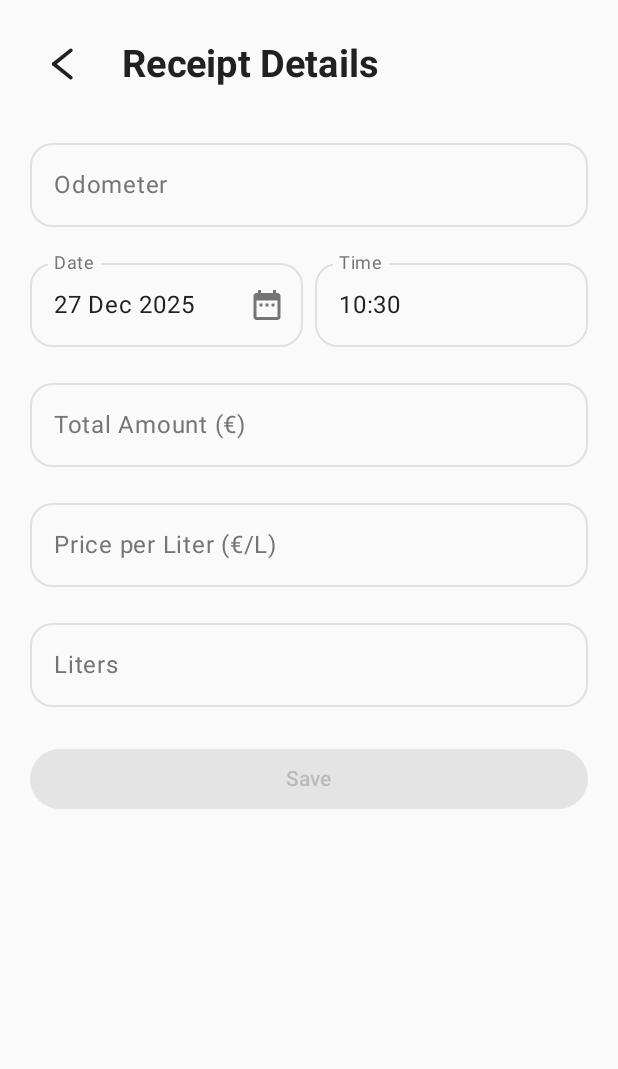
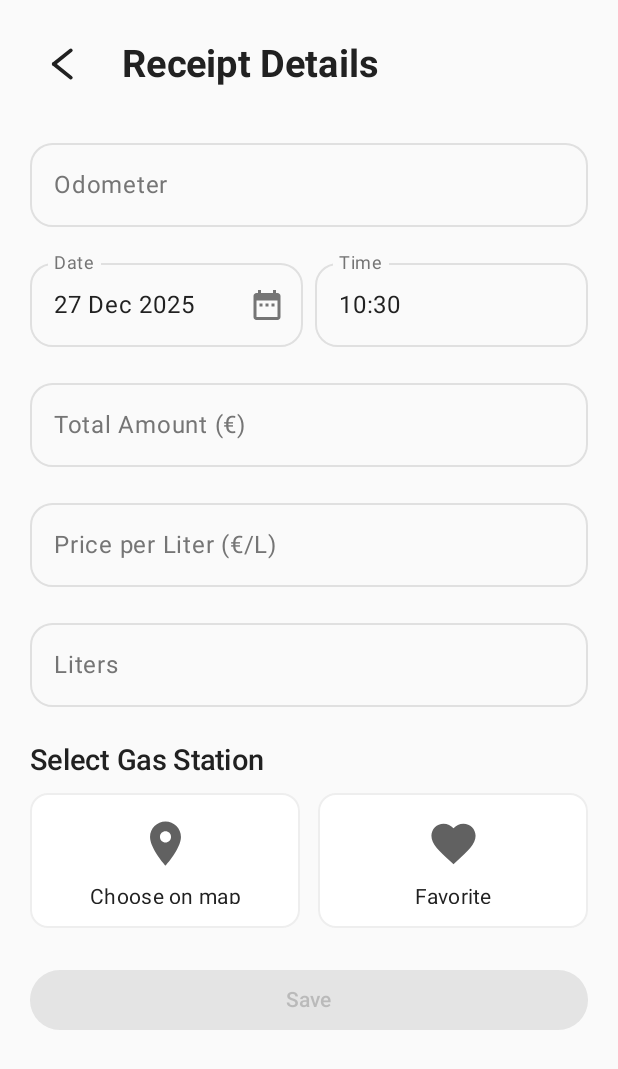
Before and after one commit to RoussosPhilip/App-Receipt-Scanner, an Android app built with Jetpack Compose: the ManualEntryScreen screen opened through its navigation route, on a phone screen of 412 x 824 dp. Shown: the top 1069 px of the screen. Run offline under Robolectric (Android 15) with nearby library versions, the phone set to English and light mode, and no system bars; our stand-ins replace Room's generated code.

Commit message:
feat: add gas station selection UI to manual entry

```diff
--- a/app/src/main/java/com/example/receipt_scanner/ui/screens/ManualEntryScreen.kt
+++ b/app/src/main/java/com/example/receipt_scanner/ui/screens/ManualEntryScreen.kt
@@ -9,6 +9,8 @@ import androidx.compose.foundation.text.KeyboardOptions
 import androidx.compose.foundation.verticalScroll
 import androidx.compose.material.icons.Icons
 import androidx.compose.material.icons.filled.DateRange
+import androidx.compose.material.icons.filled.Favorite
+import androidx.compose.material.icons.filled.LocationOn
 import androidx.compose.material3.*
 import androidx.compose.runtime.*
 import androidx.compose.ui.Alignment
@@ -23,6 +25,7 @@ import com.example.receipt_scanner.ui.components.DatePickerDialog
 import com.example.receipt_scanner.ui.components.TimePickerDialog
 import com.example.receipt_scanner.ui.components.ChevronLeft
 import androidx.compose.runtime.rememberCoroutineScope
+import androidx.compose.ui.text.style.TextAlign
 import kotlinx.coroutines.launch
 import java.text.SimpleDateFormat
 import java.util.Calendar
@@ -270,6 +273,78 @@ fun ManualEntryScreen(
                     shape = RoundedCornerShape(15.dp)
                 )
 
+                Spacer(Modifier.height(24.dp))
+
+                Text(
+                    text = "Select Gas Station",
+                    style = MaterialTheme.typography.titleMedium.copy(fontSize = 19.sp),
+                )
+
+                Spacer(Modifier.height(9.dp))
+
+                Row(
+                    modifier = Modifier.fillMaxWidth(),
+                    horizontalArrangement = Arrangement.spacedBy(12.dp)
+                ) {
+                    OutlinedCard(
+                        onClick = { /* add in the future */ },
+                        modifier = Modifier
+                            .weight(1f)
+                            .height(90.dp),
+                        shape = RoundedCornerShape(12.dp)
+                    ) {
+                        Column(
+                            modifier = Modifier
+                                .fillMaxSize()
+                                .padding(16.dp),
+                            horizontalAlignment = Alignment.CenterHorizontally,
+                            verticalArrangement = Arrangement.Center
+                        ) {
+                            Icon(
+                                imageVector = Icons.Default.LocationOn,
+                                contentDescription = "Map",
+                                modifier = Modifier.size(35.dp),
+                                tint = MaterialTheme.colorScheme.primary
+                            )
+                            Spacer(Modifier.height(8.dp))
+                            Text(
+                                text = "Choose on map",
+                                style = MaterialTheme.typography.bodyMedium,
+                                textAlign = TextAlign.Center
+                            )
+                        }
+                    }
+
+                    OutlinedCard(
+                        onClick = { /* add in the future */ },
+                        modifier = Modifier
+                            .weight(1f)
+                            .height(90.dp),
+                        shape = RoundedCornerShape(12.dp)
+                    ) {
+                        Column(
+                            modifier = Modifier
+                                .fillMaxSize()
+                                .padding(16.dp),
+                            horizontalAlignment = Alignment.CenterHorizontally,
+                            verticalArrangement = Arrangement.Center
+                        ) {
+                            Icon(
+                                imageVector = Icons.Default.Favorite,
+                                contentDescription = "Favorite",
+                                modifier = Modifier.size(35.dp),
+                                tint = MaterialTheme.colorScheme.primary
+                            )
+                            Spacer(Modifier.height(8.dp))
+                            Text(
+                                text = "Favorite",
+                                style = MaterialTheme.typography.bodyMedium,
+                                textAlign = TextAlign.Center
+                            )
+                        }
+                    }
+                }
+
                 Spacer(modifier = Modifier.height(24.dp))
 
                 Button(
```
